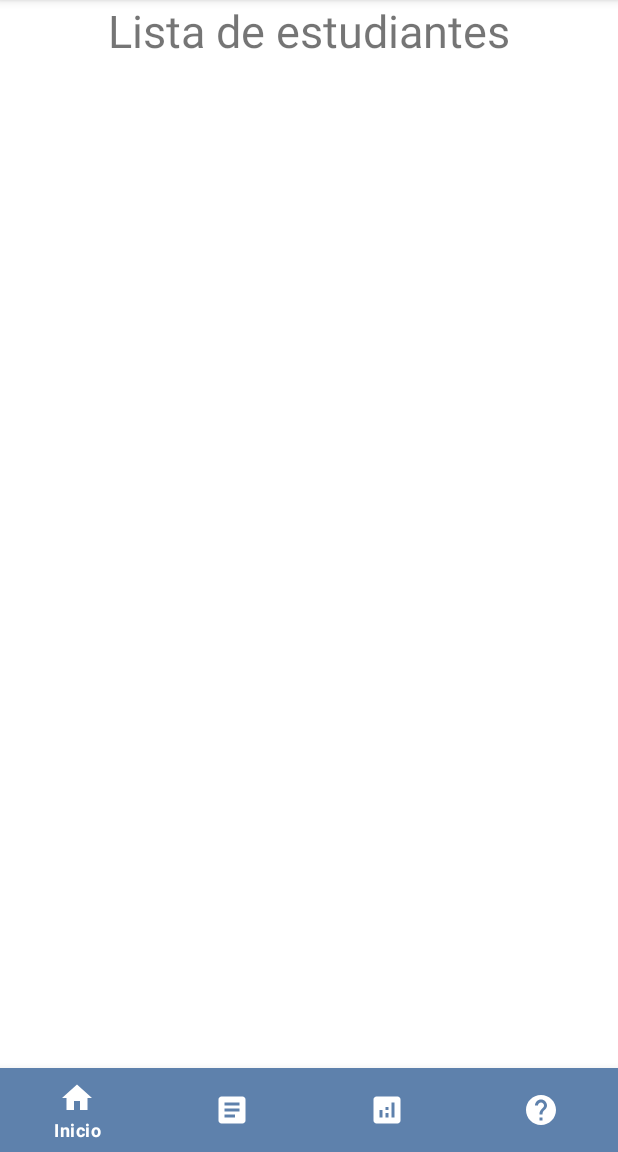
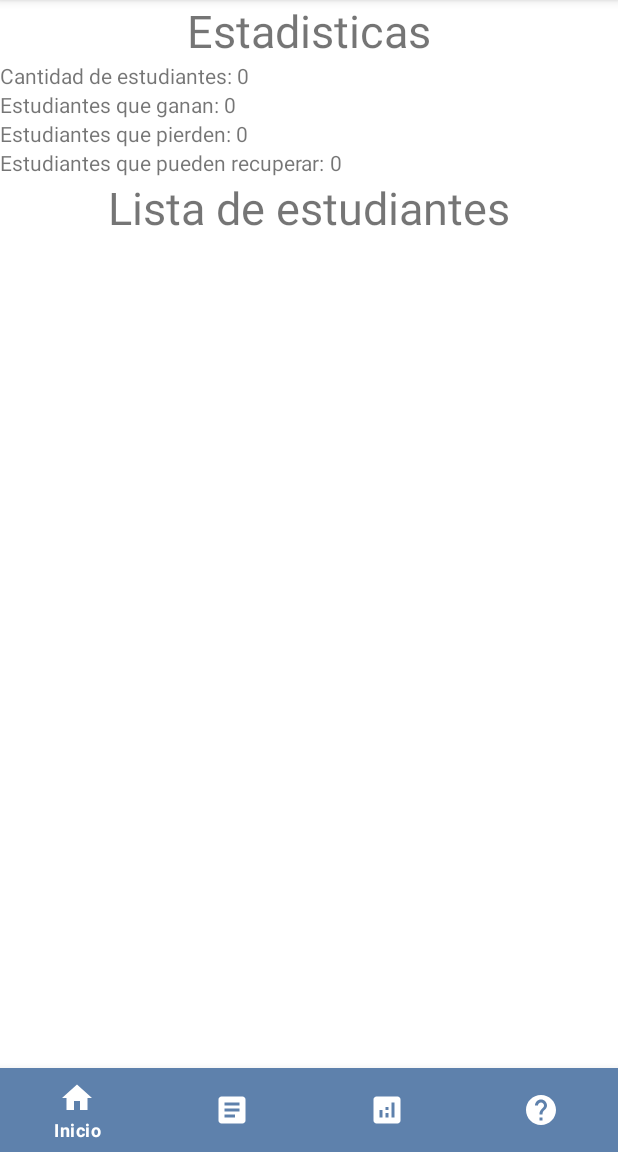
Before and after one commit to briancastro-bc/android-project, an Android app: the fragment StatisticsFragment placed in its activity, on a phone screen of 412 x 824 dp, the part 84-1236 px from its top. Run offline under Robolectric (Android 15) with nearby library versions, the phone set to English and light mode, and no system bars.

Commit message:
Finish: statistics view. BC

```diff
--- a/app/src/main/java/com/bc/notes_application/fragments/StatisticsFragment.kt
+++ b/app/src/main/java/com/bc/notes_application/fragments/StatisticsFragment.kt
@@ -5,10 +5,12 @@ import androidx.fragment.app.Fragment
 import android.view.LayoutInflater
 import android.view.View
 import android.view.ViewGroup
+import android.widget.TextView
 import androidx.recyclerview.widget.LinearLayoutManager
 import androidx.recyclerview.widget.RecyclerView
 import com.bc.notes_application.R
 import com.bc.notes_application.adapters.StudentAdapter
+import com.bc.notes_application.interfaces.Student
 import com.bc.notes_application.services.SchoolService
 
 private const val ARG_PARAM1 = "param1"
@@ -17,6 +19,16 @@ private const val ARG_PARAM2 = "param2"
 class StatisticsFragment : Fragment() {
     private var param1: String? = null
     private var param2: String? = null
+    private var statistics: MutableMap<String, Int> = mutableMapOf(
+        "students" to SchoolService.getAll().size,
+        "winnerStudents" to 0,
+        "loserCanRetake" to 0,
+        "loserStudents" to 0
+    )
+    var studentsLength: TextView? = null
+    var winnerStudents: TextView? = null
+    var loserStudents: TextView? = null
+    var studentsCanRetake: TextView? = null
 
     override fun onCreate(savedInstanceState: Bundle?) {
         super.onCreate(savedInstanceState)
@@ -24,7 +36,6 @@ class StatisticsFragment : Fragment() {
             param1 = it.getString(ARG_PARAM1)
             param2 = it.getString(ARG_PARAM2)
         }
-        displayStudentsList()
     }
 
     override fun onCreateView(
@@ -36,18 +47,39 @@ class StatisticsFragment : Fragment() {
 
     override fun onStart() {
         super.onStart()
-        showStatistics()
+        init()
+        showStats()
+        studentsLength?.text = statistics["students"].toString()
+        winnerStudents?.text = statistics["winnerStudents"].toString()
+        studentsCanRetake?.text = statistics["loserCanRetake"].toString()
+        loserStudents?.text = statistics["loserStudents"].toString()
         displayStudentsList()
     }
 
-    private fun showStatistics() {
-
+    fun showStats() {
+        for (student: Student in SchoolService.getAll()) {
+            var average = SchoolService.average(student)
+            if (average > 36 && average < 50) {
+                statistics["winnerStudents"] = statistics["winnerStudents"]!!.plus(1)
+            } else if(average > 25 && average < 36) {
+                statistics["loserCanRetake"] = statistics["loserCanRetake"]!!.plus(1)
+            } else if(average > 0 && average < 25){
+                statistics["loserStudents"] = statistics["loserStudents"]!!.plus(1)
+            }
+        }
     }
 
     private fun displayStudentsList() {
         var studentsListRecycler: RecyclerView? = view?.findViewById(R.id.students_list_container)
         studentsListRecycler?.adapter = StudentAdapter(SchoolService.getAll())
         studentsListRecycler?.layoutManager = LinearLayoutManager(context)
+    }
+
+    private fun init() {
+        studentsLength = view?.findViewById(R.id.students_length)
+        winnerStudents = view?.findViewById(R.id.winner_students_length)
+        loserStudents = view?.findViewById(R.id.loser_students_length)
+        studentsCanRetake = view?.findViewById(R.id.loser_canRetake_students_length)
     }
 
     companion object {
--- a/app/src/main/java/com/bc/notes_application/services/SchoolService.kt
+++ b/app/src/main/java/com/bc/notes_application/services/SchoolService.kt
@@ -40,10 +40,5 @@ class SchoolService {
             }
             return false
         }
-
-        fun showStudentsStatistics(): Map<String, Any> {
-
-            return mapOf()
-        }
     }
 }
--- a/app/src/main/res/layout/fragment_statistics.xml
+++ b/app/src/main/res/layout/fragment_statistics.xml
@@ -7,7 +7,66 @@
     tools:context=".fragments.StatisticsFragment">
 
     <TextView
-        android:id="@+id/statistics_title"
+        android:layout_width="match_parent"
+        android:layout_height="wrap_content"
+        android:text="Estadisticas"
+        android:textAlignment="center"
+        android:textSize="30dp"/>
+
+    <LinearLayout
+        android:layout_width="match_parent"
+        android:layout_height="wrap_content"
+        android:orientation="horizontal">
+        <TextView
+            android:layout_width="wrap_content"
+            android:layout_height="wrap_content"
+            android:text="Cantidad de estudiantes: "/>
+        <TextView
+            android:id="@+id/students_length"
+            android:layout_width="wrap_content"
+            android:layout_height="wrap_content"/>
+    </LinearLayout>
+    <LinearLayout
+        android:layout_width="match_parent"
+        android:layout_height="wrap_content"
+        android:orientation="horizontal">
+        <TextView
+            android:layout_width="wrap_content"
+            android:layout_height="wrap_content"
+            android:text="Estudiantes que ganan: "/>
+        <TextView
+            android:id="@+id/winner_students_length"
+            android:layout_width="wrap_content"
+            android:layout_height="wrap_content"/>
+    </LinearLayout>
+    <LinearLayout
+        android:layout_width="match_parent"
+        android:layout_height="wrap_content"
+        android:orientation="horizontal">
+        <TextView
+            android:layout_width="wrap_content"
+            android:layout_height="wrap_content"
+            android:text="Estudiantes que pierden: "/>
+        <TextView
+            android:id="@+id/loser_students_length"
+            android:layout_width="wrap_content"
+            android:layout_height="wrap_content"/>
+    </LinearLayout>
+    <LinearLayout
+        android:layout_width="match_parent"
+        android:layout_height="wrap_content"
+        android:orientation="horizontal">
+        <TextView
+            android:layout_width="wrap_content"
+            android:layout_height="wrap_content"
+            android:text="Estudiantes que pueden recuperar: "/>
+        <TextView
+            android:id="@+id/loser_canRetake_students_length"
+            android:layout_width="wrap_content"
+            android:layout_height="wrap_content"/>
+    </LinearLayout>
+
+    <TextView
         android:layout_width="match_parent"
         android:layout_height="wrap_content"
         android:textAlignment="center"
```
